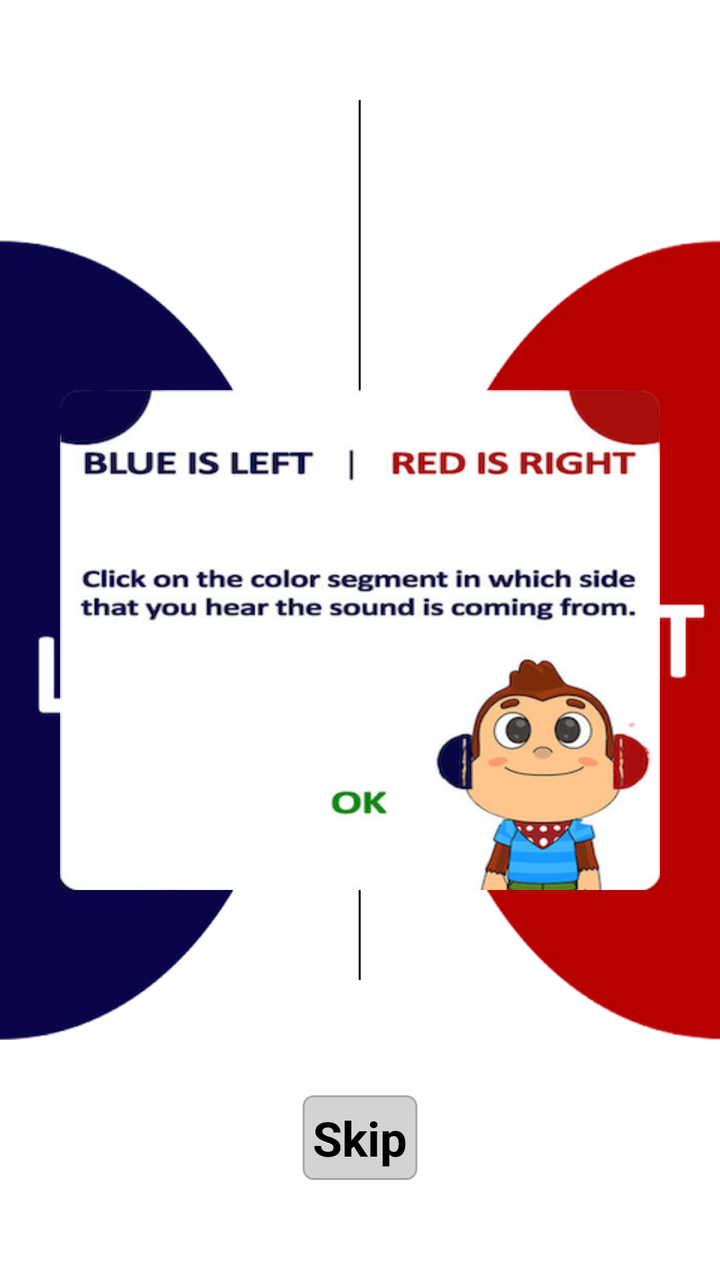
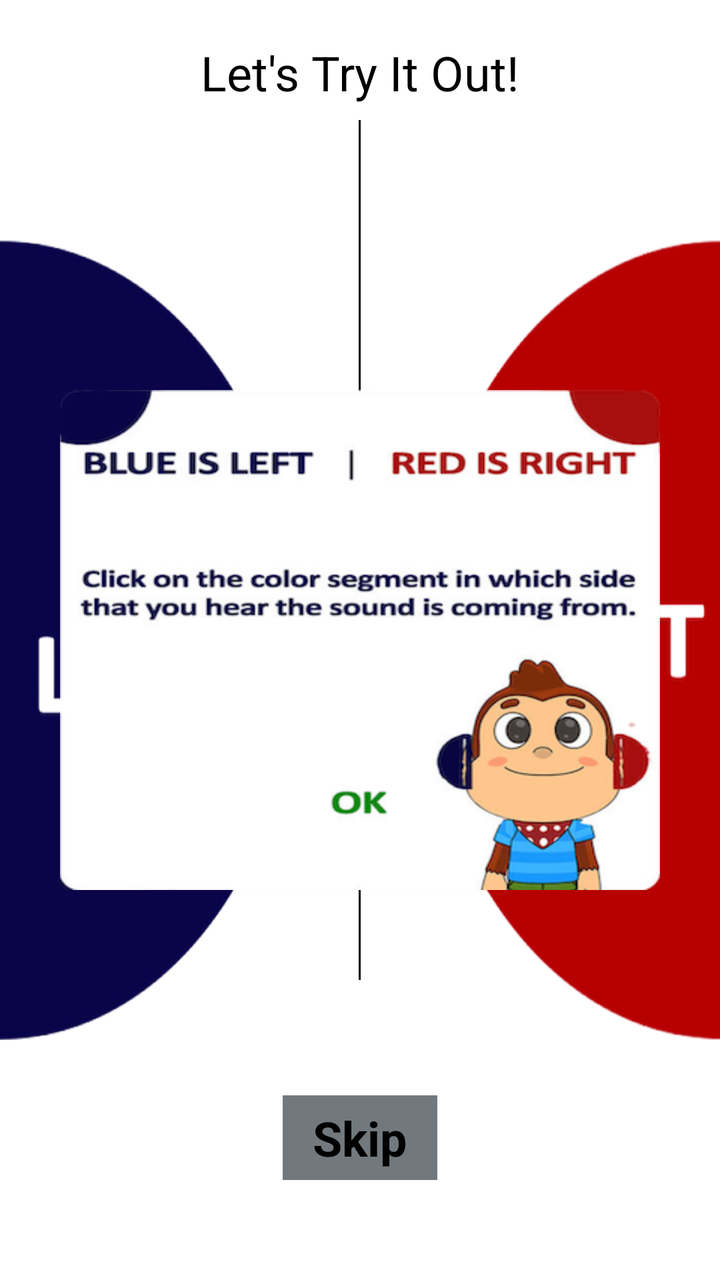

Two renders of the same Android screen: before a commit and after it. Below are the layout's source before the change and the commit's diff.
<!-- AndroidManifest.xml: application theme Theme.IAhead -->
<!-- res/layout/activity_leftright.xml -->
<?xml version="1.0" encoding="utf-8"?>
<RelativeLayout xmlns:android="http://schemas.android.com/apk/res/android"
    android:layout_width="match_parent"
    android:layout_height="match_parent"
    android:orientation="vertical">


        <LinearLayout
            android:layout_centerVertical="true"
            android:id="@+id/ll_left"
            android:background="@drawable/left"
            android:orientation="vertical"
            android:layout_weight="1"
            android:layout_width="150dp"
            android:layout_height="400dp">

        </LinearLayout>

        <View
            android:layout_centerHorizontal="true"
            android:layout_marginBottom="150dp"
            android:layout_marginTop="50dp"
            android:layout_width="1dp"
            android:layout_height="match_parent"
            android:background="@color/black"/>

        <LinearLayout
            android:layout_alignParentRight="true"
            android:layout_centerVertical="true"
            android:id="@+id/ll_right"
            android:layout_marginLeft="40dp"
            android:background="@drawable/right"
            android:orientation="vertical"
            android:layout_weight="1"
            android:layout_width="150dp"
            android:layout_height="400dp">

        </LinearLayout>

    <ImageView
        android:id="@+id/ivClose"
        android:layout_centerVertical="true"
        android:layout_marginRight="30dp"
        android:layout_marginLeft="30dp"
        android:layout_width="match_parent"
        android:layout_height="250dp"
        android:background="@drawable/soundcheck"/>

    <LinearLayout
        android:id="@+id/ll_skip"
        android:layout_marginBottom="50dp"
        android:layout_alignParentBottom="true"
        android:padding="5dp"
        android:layout_marginRight="30dp"
        android:layout_marginLeft="30dp"
        android:background="@drawable/et_grey"
        android:layout_centerHorizontal="true"
        android:layout_width="wrap_content"
        android:layout_height="wrap_content">

        <TextView
            android:id="@+id/tv_skip"
            android:layout_width="wrap_content"
            android:layout_height="wrap_content"
            android:text="Skip"
            android:textSize="24dp"
            android:textStyle="bold"
            android:textColor="@color/black"/>
    </LinearLayout>

    <LinearLayout
        android:id="@+id/ll_proceed"
        android:weightSum="2"
        android:visibility="gone"
        android:layout_marginBottom="50dp"
        android:layout_alignParentBottom="true"
        android:orientation="horizontal"
        android:layout_width="match_parent"
        android:layout_height="wrap_content">

        <LinearLayout
            android:padding="5dp"
            android:layout_marginRight="30dp"
            android:layout_marginLeft="30dp"
            android:background="@drawable/et_grey"
            android:gravity="center_horizontal"
            android:layout_weight="1"
            android:layout_width="0dp"
            android:layout_height="wrap_content">

            <TextView
                android:id="@+id/tv_repeat"
                android:layout_width="wrap_content"
                android:layout_height="wrap_content"
                android:text="Repeat"
                android:textSize="24dp"
                android:textStyle="bold"
                android:textColor="@color/black"/>
        </LinearLayout>

        <LinearLayout
            android:padding="5dp"
            android:layout_marginRight="30dp"
            android:layout_marginLeft="30dp"
            android:background="@drawable/et_grey"
            android:gravity="center_horizontal"
            android:layout_weight="1"
            android:layout_width="0dp"
            android:layout_height="wrap_content">
            <TextView
                android:id="@+id/tv_proceed"
                android:layout_width="wrap_content"
                android:layout_height="wrap_content"
                android:text="Proceed"
                android:textSize="24dp"
                android:textStyle="bold"
                android:layout_centerHorizontal="true"
                android:textColor="@color/black"/>
        </LinearLayout>
    </LinearLayout>
</RelativeLayout>
<!-- resources referenced by this layout -->
<resources>
  <color name="black">#FF000000</color>
  <!-- drawable et_grey (drawable) -->
  <?xml version="1.0" encoding="utf-8"?>
  <shape xmlns:android="http://schemas.android.com/apk/res/android"
      android:shape="rectangle"
      android:padding="10dp">
  
      <solid android:color="@color/light_grey" />
      <corners
          android:bottomRightRadius="5dp"
          android:bottomLeftRadius="5dp"
          android:topLeftRadius="5dp"
          android:topRightRadius="5dp" />
      <stroke
          android:color="@color/grey"
          android:width="1dp"/>
  </shape>
  <!-- drawable left: png bitmap (drawable, 80347 bytes) -->
  <!-- drawable right: png bitmap (drawable, 54598 bytes) -->
  <!-- drawable soundcheck: png bitmap (drawable, 100813 bytes) -->
  <style name="Theme.IAhead" parent="Theme.MaterialComponents.DayNight.NoActionBar">
          
          <item name="colorPrimary">@color/purple_500</item>
          <item name="colorPrimaryVariant">@color/purple_700</item>
          <item name="colorOnPrimary">@color/white</item>
          
          <item name="colorSecondary">@color/teal_200</item>
          <item name="colorSecondaryVariant">@color/teal_700</item>
          <item name="colorOnSecondary">@color/black</item>
          
          <item name="android:statusBarColor">?attr/colorPrimaryVariant</item>
          
      </style>
  <color name="light_grey">#D3D3D3</color>
  <color name="grey">#A9A9A9</color>
  <color name="purple_500">#FF6200EE</color>
  <color name="purple_700">#FF3700B3</color>
  <color name="white">#FFFFFFFF</color>
  <color name="teal_200">#FF03DAC5</color>
  <color name="teal_700">#FF018786</color>
</resources>

<!-- the commit's change to res/layout/activity_leftright.xml (unified diff, before → after) -->
@@ -4,6 +4,14 @@
     android:layout_height="match_parent"
     android:orientation="vertical">
 
+    <TextView
+        android:layout_marginTop="20dp"
+        android:layout_width="match_parent"
+        android:layout_height="wrap_content"
+        android:text="Let's Try It Out!"
+        android:textSize="24dp"
+        android:gravity="center_horizontal"
+        android:textColor="@color/black"/>
 
         <LinearLayout
             android:layout_centerVertical="true"
@@ -19,7 +27,7 @@
         <View
             android:layout_centerHorizontal="true"
             android:layout_marginBottom="150dp"
-            android:layout_marginTop="50dp"
+            android:layout_marginTop="60dp"
             android:layout_width="1dp"
             android:layout_height="match_parent"
             android:background="@color/black"/>
@@ -53,12 +61,14 @@
         android:padding="5dp"
         android:layout_marginRight="30dp"
         android:layout_marginLeft="30dp"
-        android:background="@drawable/et_grey"
+        android:background="@color/dark_grey"
         android:layout_centerHorizontal="true"
         android:layout_width="wrap_content"
         android:layout_height="wrap_content">
 
         <TextView
+            android:layout_marginLeft="10dp"
+            android:layout_marginRight="10dp"
             android:id="@+id/tv_skip"
             android:layout_width="wrap_content"
             android:layout_height="wrap_content"
@@ -82,13 +92,15 @@
             android:padding="5dp"
             android:layout_marginRight="30dp"
             android:layout_marginLeft="30dp"
-            android:background="@drawable/et_grey"
+            android:background="@color/dark_grey"
             android:gravity="center_horizontal"
             android:layout_weight="1"
             android:layout_width="0dp"
             android:layout_height="wrap_content">
 
             <TextView
+                android:layout_marginLeft="10dp"
+                android:layout_marginRight="10dp"
                 android:id="@+id/tv_repeat"
                 android:layout_width="wrap_content"
                 android:layout_height="wrap_content"
@@ -102,12 +114,14 @@
             android:padding="5dp"
             android:layout_marginRight="30dp"
             android:layout_marginLeft="30dp"
-            android:background="@drawable/et_grey"
+            android:background="@color/dark_grey"
             android:gravity="center_horizontal"
             android:layout_weight="1"
             android:layout_width="0dp"
             android:layout_height="wrap_content">
             <TextView
+                android:layout_marginLeft="10dp"
+                android:layout_marginRight="10dp"
                 android:id="@+id/tv_proceed"
                 android:layout_width="wrap_content"
                 android:layout_height="wrap_content"
<!-- resource entries referenced after the edit -->
@@ -1,22 +1,7 @@
 <!-- resources referenced by this layout -->
 <resources>
   <color name="black">#FF000000</color>
-  <!-- drawable et_grey (drawable) -->
-  <?xml version="1.0" encoding="utf-8"?>
-  <shape xmlns:android="http://schemas.android.com/apk/res/android"
-      android:shape="rectangle"
-      android:padding="10dp">
-  
-      <solid android:color="@color/light_grey" />
-      <corners
-          android:bottomRightRadius="5dp"
-          android:bottomLeftRadius="5dp"
-          android:topLeftRadius="5dp"
-          android:topRightRadius="5dp" />
-      <stroke
-          android:color="@color/grey"
-          android:width="1dp"/>
-  </shape>
+  <color name="dark_grey">#71797E</color>
   <!-- drawable left: png bitmap (drawable, 80347 bytes) -->
   <!-- drawable right: png bitmap (drawable, 54598 bytes) -->
   <!-- drawable soundcheck: png bitmap (drawable, 100813 bytes) -->
@@ -33,8 +18,6 @@
           <item name="android:statusBarColor">?attr/colorPrimaryVariant</item>
           
       </style>
-  <color name="light_grey">#D3D3D3</color>
-  <color name="grey">#A9A9A9</color>
   <color name="purple_500">#FF6200EE</color>
   <color name="purple_700">#FF3700B3</color>
   <color name="white">#FFFFFFFF</color>
